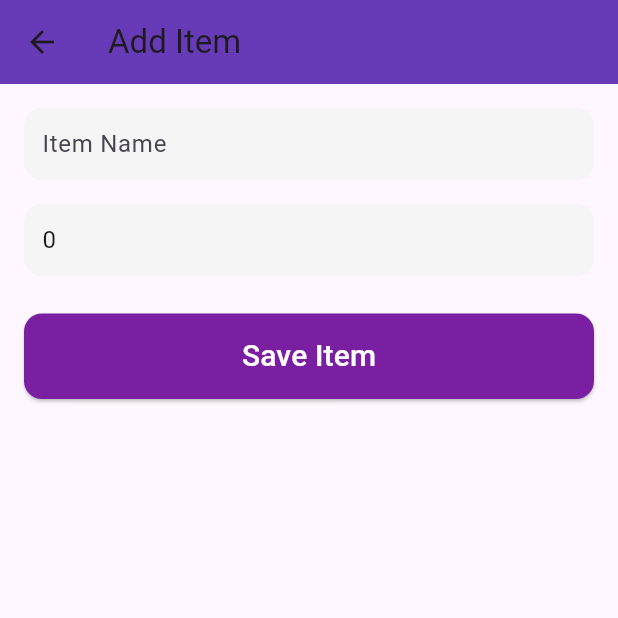
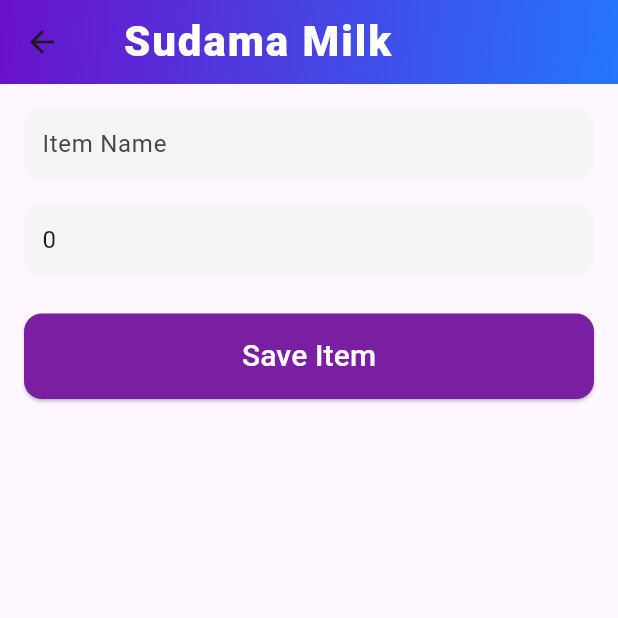
Before and after one commit to umeshsachala/sudama_milk, a Flutter app: the AddItemScreen screen opened directly, on a phone screen of 412 x 824 dp, the top half of it. Run offline on Flutter 3.47's test engine with Material 3 defaults, Android fonts, the phone set to English and light mode, and no system bars; our stand-ins replace cloud_firestore, firebase_auth, firebase_core, google_sign_in; accounts and stored records are empty.

Commit message:
change time line

```diff
--- a/lib/screens/item_management/add_item_screen.dart
+++ b/lib/screens/item_management/add_item_screen.dart
@@ -116,9 +116,33 @@ class _AddItemScreenState extends State<AddItemScreen> {
   Widget build(BuildContext context) {
     return Scaffold(
       appBar: AppBar(
-        title: const Text("Add Item"),
-        backgroundColor: Colors.deepPurple,
+        automaticallyImplyLeading: true,
+        elevation: 0,
+        flexibleSpace: Container(
+          decoration: const BoxDecoration(
+            gradient: LinearGradient(
+              colors: [Color(0xFF6A11CB), Color(0xFF2575FC)],
+              begin: Alignment.topLeft,
+              end: Alignment.bottomRight,
+            ),
+          ),
+        ),
+        title: Row(
+          children: const [
+            SizedBox(width: 10),
+            Text(
+              "Sudama Milk",
+              style: TextStyle(
+                fontSize: 28,
+                fontWeight: FontWeight.w900,
+                letterSpacing: 1.3,
+                color: Colors.white,
+              ),
+            ),
+          ],
+        ),
       ),
+
 
       body: Padding(
         padding: const EdgeInsets.all(16),
--- a/lib/screens/splash_screen.dart
+++ b/lib/screens/splash_screen.dart
@@ -77,7 +77,7 @@ class _splashState extends State<splash>
                     ],
                   ),
                   child: Image.asset(
-                    "assets/images/Logo.png",
+                    "assets/images/logo.png",
                     width: 300,
                   ),
                 ),
--- a/pubspec.yaml
+++ b/pubspec.yaml
@@ -48,7 +48,7 @@ dev_dependencies:
 flutter_icons:
   android: true
   ios: true
-  image_path: "assets/images/Logo.png"
+  image_path: "assets/images/logo.png"
 
 flutter:
   uses-material-design: true
```
Also changed, not shown: lib/screens/home_screen.dart (+13 -25 lines), lib/screens/item_management/stock_in_screen.dart (+26 -2 lines), lib/screens/item_management/stock_out_screen.dart (+26 -2 lines).
